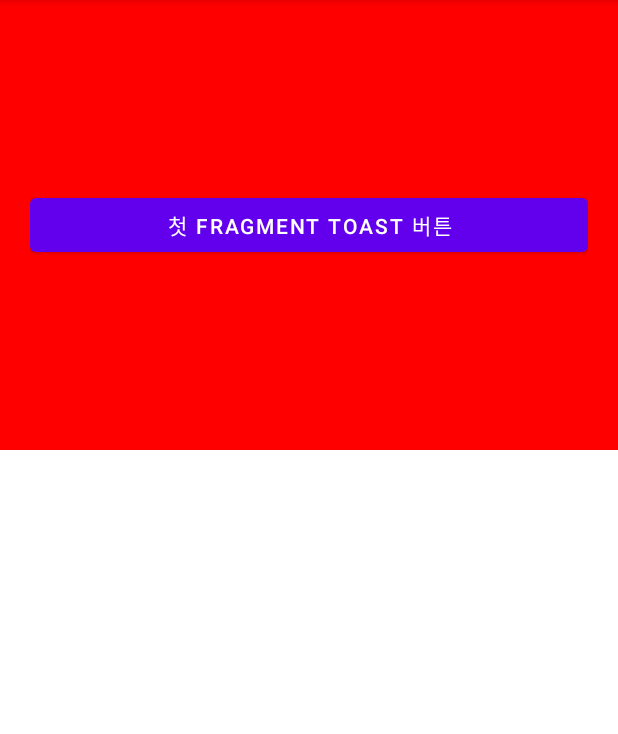
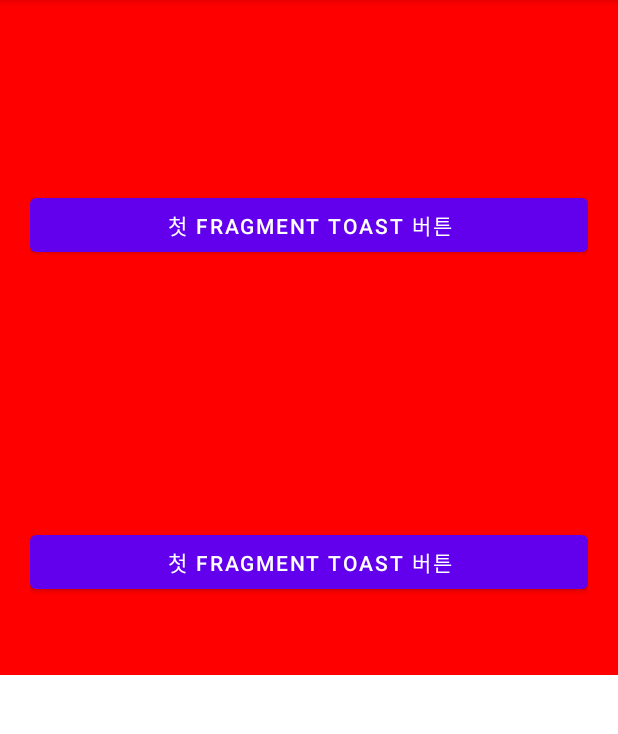
Before and after one commit to BradlyKim/Fragment_20211204, an Android app: the screen it shows after launch (MainActivity), on a phone screen of 412 x 824 dp, the part 84-818 px from its top. Run offline under Robolectric (Android 15) with nearby library versions, the phone set to English and light mode, and no system bars.

Commit message:
같은 Fragment를 2개의 인스턴스로 배치

```diff
--- a/app/src/main/res/layout/activity_main.xml
+++ b/app/src/main/res/layout/activity_main.xml
@@ -14,6 +14,12 @@
         class="com.nepplus.fragment_20211204.fragments.FirstFragment"
         />
 
+    <fragment
+        android:tag="firstFragment"
+        android:layout_width="match_parent"
+        android:layout_height="150dp"
+        class="com.nepplus.fragment_20211204.fragments.FirstFragment"/>
+
 
 
 </LinearLayout>
```
